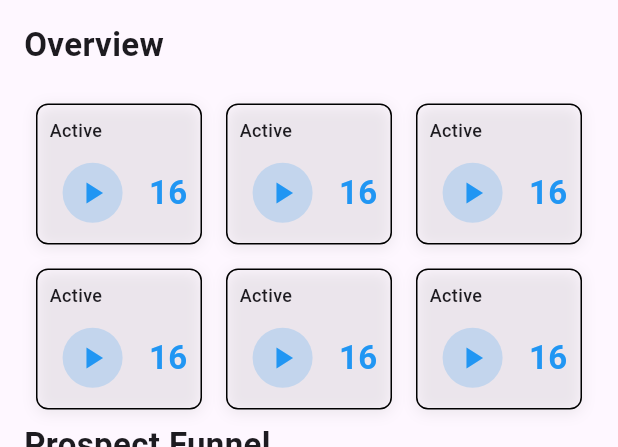
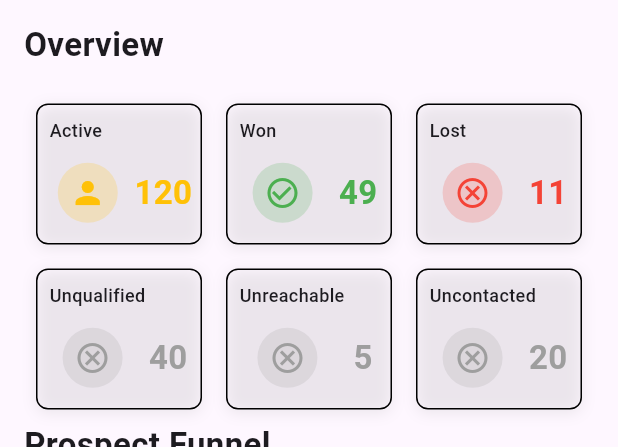
Before and after one commit to vaidic-dodwani/flutter_hackout, a Flutter app: the screen it shows after launch, on a phone screen of 412 x 824 dp, the part 63-510 px from its top. Run offline on Flutter 3.47's test engine with Material 2 defaults, Android fonts, the phone set to English and light mode, and no system bars; drawn by our look-alikes of syncfusion_flutter_charts; our stand-ins replace fluttertoast, go_router, shimmer.

```diff
--- a/lib/data/remote/network/api_end_points.dart
+++ b/lib/data/remote/network/api_end_points.dart
@@ -2,6 +2,6 @@ class ApiLinks {
   static const String getleads = "leads";
 
   static const String deleteLeads = 'delete-leads/';
-  static const String campaign = "campaigns";
-  static const String template = "campaign-template";
+  static const String campaign = "campaigns/";
+  static const String template = "campaign-template/";
 }
--- a/lib/main.dart
+++ b/lib/main.dart
@@ -2,6 +2,7 @@ import 'package:flutter/material.dart';
 import 'package:flutter_leadify/utils/constants/colors/app_colors.dart';
 import 'package:flutter_leadify/utils/provider/app_providers.dart';
 import 'package:flutter_leadify/utils/routes/app_route_config.dart';
+import 'package:fluttertoast/fluttertoast.dart';
 import 'package:provider/provider.dart';
 
 void main() {
@@ -17,6 +18,7 @@ class MyApp extends StatelessWidget {
       providers: AppProvider.providers,
       child: MaterialApp.router(
         debugShowCheckedModeBanner: false,
+        builder: FToastBuilder(),
         theme: ThemeData(
           useMaterial3: true,
           primaryColor: AppColors.primaryColor,
--- a/lib/view/screens/homepage/homepage.dart
+++ b/lib/view/screens/homepage/homepage.dart
@@ -6,6 +6,45 @@ import 'package:flutter_leadify/view/screens/homepage/widgets/home_overview_item
 
 class Homepage extends StatelessWidget {
   const Homepage({super.key});
+
+  final List<Map<String, dynamic>> homeTile = const [
+    {
+      'title': 'Active',
+      'color': Color(0xffFFC107),
+      'number': 120,
+      'iconData': Icons.person
+    },
+    {
+      'title': 'Won',
+      'color': Color(0xff4CAF50),
+      'number': 49,
+      'iconData': Icons.check_circle_outline
+    },
+    {
+      'title': 'Lost',
+      'color': Color(0xffF44336),
+      'number': 11,
+      'iconData': Icons.cancel_outlined
+    },
+    {
+      'title': 'Unqualified',
+      'color': Color(0xff9E9E9E),
+      'number': 40,
+      'iconData': Icons.cancel_outlined
+    },
+    {
+      'title': 'Unreachable',
+      'color': Color(0xff9E9E9E),
+      'number': 5,
+      'iconData': Icons.cancel_outlined
+    },
+    {
+      'title': 'Uncontacted',
+      'color': Color(0xff9E9E9E),
+      'number': 20,
+      'iconData': Icons.cancel_outlined
+    },
+  ];
 
   @override
   Widget build(BuildContext context) {
@@ -32,13 +71,13 @@ class Homepage extends StatelessWidget {
                   crossAxisCount: 3,
                   mainAxisExtent: 110.0,
                 ),
-                itemCount: 6,
+                itemCount: homeTile.length,
                 itemBuilder: (BuildContext context, int index) {
-                  return const HomeOverviewItemTile(
-                      title: "Active",
-                      color: Colors.blue,
-                      number: 16,
-                      iconData: Icons.play_arrow);
+                  return HomeOverviewItemTile(
+                      title: homeTile[index]['title'],
+                      color: homeTile[index]['color'],
+                      number: homeTile[index]['number'],
+                      iconData: homeTile[index]['iconData']);
                 },
               ),
             ),
@@ -60,7 +99,6 @@ class Homepage extends StatelessWidget {
               height: 16.0,
             ),
             const ColumnChart(),
-
           ],
         ),
       ),
```
Also changed, not shown: lib/repository/campaigns_repository.dart (+15 -0 lines), lib/view/screens/campaign/add_campaign.dart (+88 -9 lines), lib/view/shared/custom_button.dart (+9 -17 lines), lib/view_model/campaign_view_model/campaign_view_model.dart (+35 -4 lines).
